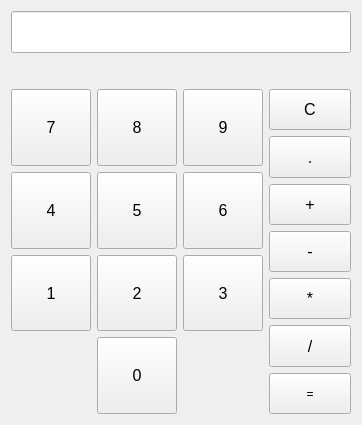
First picture: the form in calculatorpanel.ui, repository yuripilshikov/CalculatorProject, before the edit.
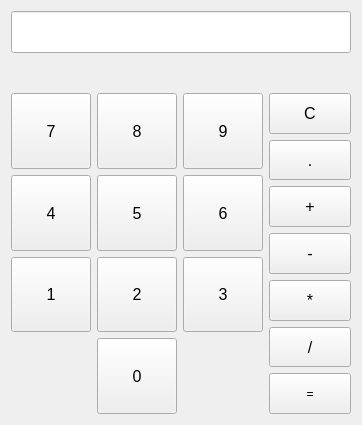
Second picture: the form after the edit.

```diff
--- a/calculatorpanel.ui
+++ b/calculatorpanel.ui
@@ -30,7 +30,7 @@
     <widget class="QLabel" name="evaluationText">
      <property name="font">
       <font>
-       <pointsize>16</pointsize>
+       <pointsize>18</pointsize>
       </font>
      </property>
      <property name="text">
```
